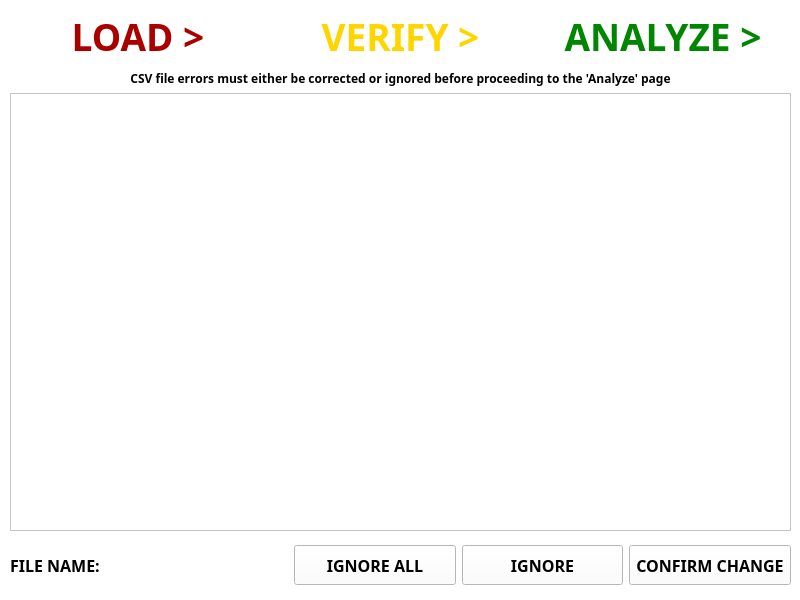
Old version of the form Project Code/AppleProject/verify_csv.ui in the repository JRWu/DataAggregation.
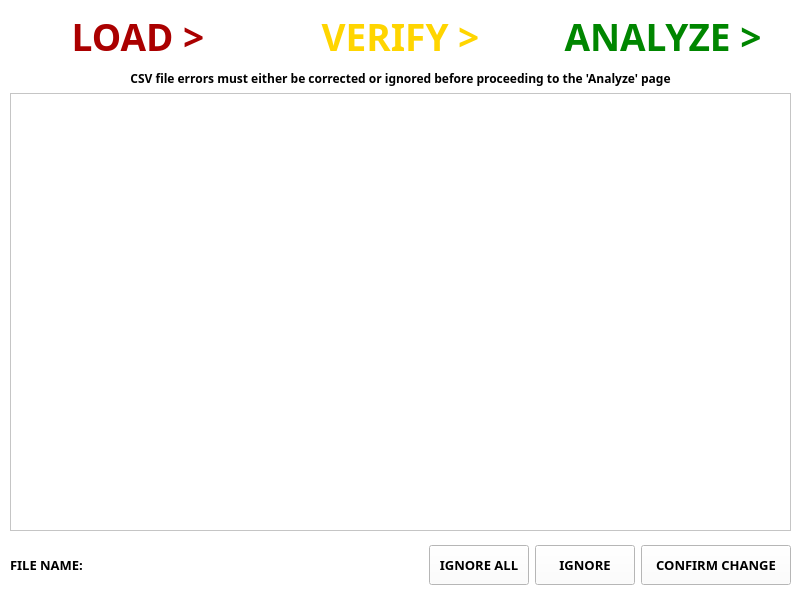
New version of the form.

The edit to the form file:
```diff
--- a/Project Code/AppleProject/verify_csv.ui
+++ b/Project Code/AppleProject/verify_csv.ui
@@ -656,20 +656,20 @@
       <widget class="QLabel" name="file_name_label">
        <property name="minimumSize">
         <size>
-         <width>110</width>
+         <width>90</width>
          <height>40</height>
         </size>
        </property>
        <property name="maximumSize">
         <size>
-         <width>110</width>
+         <width>90</width>
          <height>40</height>
         </size>
        </property>
        <property name="font">
         <font>
          <family>Arial Black</family>
-         <pointsize>12</pointsize>
+         <pointsize>10</pointsize>
          <weight>75</weight>
          <bold>true</bold>
         </font>
@@ -708,14 +708,14 @@
        </property>
        <property name="maximumSize">
         <size>
-         <width>200</width>
+         <width>100</width>
          <height>40</height>
         </size>
        </property>
        <property name="font">
         <font>
          <family>Arial Black</family>
-         <pointsize>12</pointsize>
+         <pointsize>10</pointsize>
          <weight>75</weight>
          <bold>true</bold>
         </font>
@@ -735,14 +735,14 @@
        </property>
        <property name="maximumSize">
         <size>
-         <width>200</width>
+         <width>100</width>
          <height>40</height>
         </size>
        </property>
        <property name="font">
         <font>
          <family>Arial Black</family>
-         <pointsize>12</pointsize>
+         <pointsize>10</pointsize>
          <weight>75</weight>
          <bold>true</bold>
         </font>
@@ -756,20 +756,20 @@
       <widget class="QPushButton" name="confirm_btn">
        <property name="minimumSize">
         <size>
-         <width>100</width>
+         <width>150</width>
          <height>40</height>
         </size>
        </property>
        <property name="maximumSize">
         <size>
-         <width>200</width>
+         <width>150</width>
          <height>40</height>
         </size>
        </property>
        <property name="font">
         <font>
          <family>Arial Black</family>
-         <pointsize>12</pointsize>
+         <pointsize>10</pointsize>
          <weight>75</weight>
          <bold>true</bold>
         </font>
```
